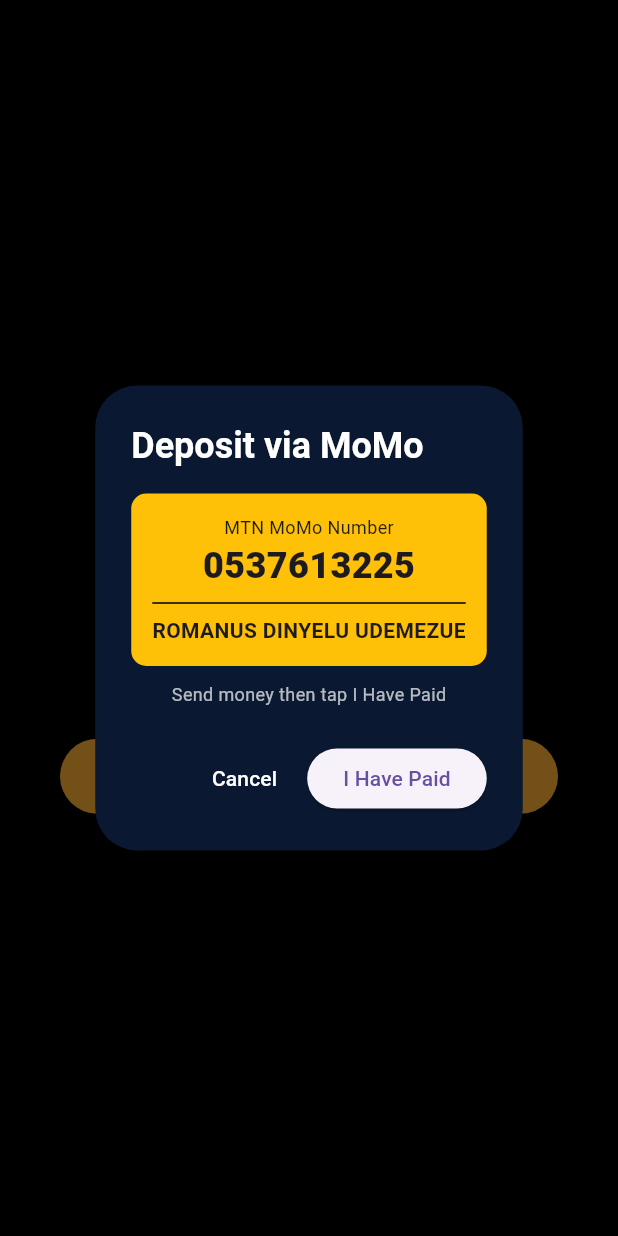
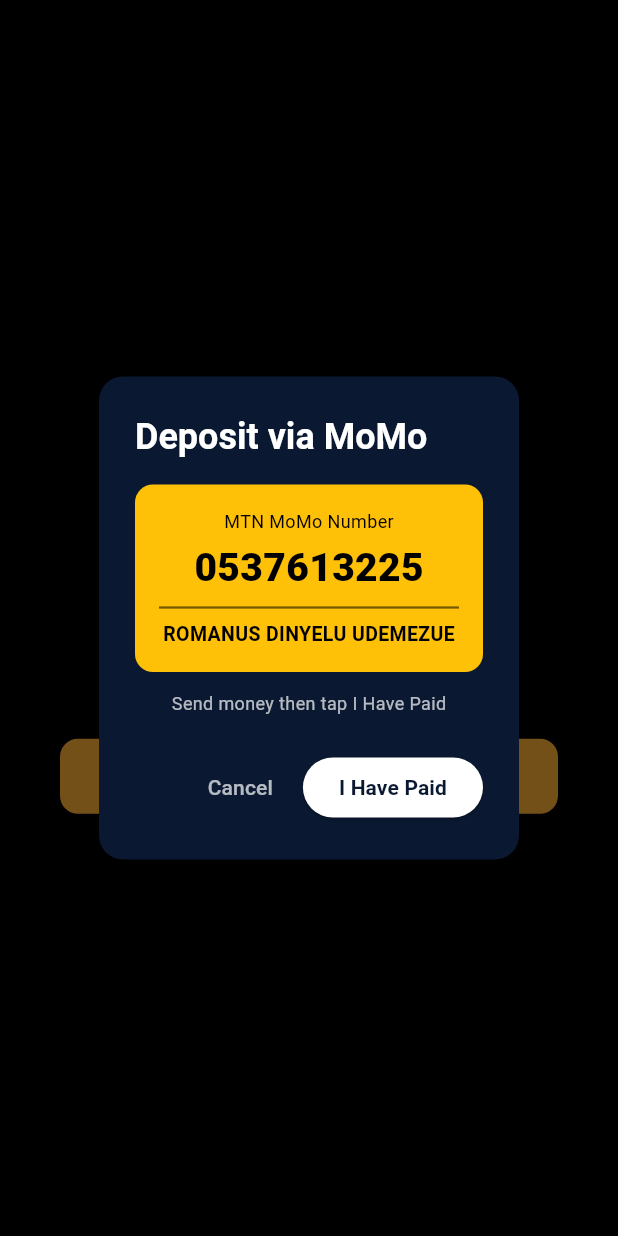
Before and after one commit to linkinglimited5-afk/lambamba-capital, a Flutter app: the screen it shows after launch, after a tap on "INVEST NOW", on a phone screen of 412 x 824 dp. Run offline on Flutter 3.47's test engine with Material 3 defaults, Android fonts, the phone set to English and light mode, and no system bars.

Commit message:
Update main.dart

```diff
--- a/lib/main.dart
+++ b/lib/main.dart
@@ -11,29 +11,49 @@ class LambambaApp extends StatelessWidget {
 }
 
 class HomeScreen extends StatelessWidget {
+  Future<void> openWhatsApp(BuildContext context) async {
+    Navigator.pop(context);
+    const phone = '233537613225';
+    const msg = 'Hello Boss, I have paid to 0537613225 (ROMANUS DINYELU UDEMEZUE). Please confirm my investment.';
+
+    final waApp = Uri.parse('whatsapp://send?phone=$phone&text=${Uri.encodeComponent(msg)}');
+    final waWeb = Uri.parse('https://wa.me/$phone?text=${Uri.encodeComponent(msg)}');
+
+    if (await canLaunchUrl(waApp)) {
+      await launchUrl(waApp, mode: LaunchMode.externalApplication);
+    } else if (await canLaunchUrl(waWeb)) {
+      await launchUrl(waWeb, mode: LaunchMode.externalApplication);
+    } else {
+      ScaffoldMessenger.of(context).showSnackBar(
+        SnackBar(content: Text('Please message 0537613225 on WhatsApp manually'), backgroundColor: Color(0xFFFDAF37)),
+      );
+    }
+  }
+
   void showMoMo(BuildContext context) {
     showDialog(context: context, builder: (c) => AlertDialog(
       backgroundColor: Color(0xFF0A1931),
+      shape: RoundedRectangleBorder(borderRadius: BorderRadius.circular(16)),
       title: Text('Deposit via MoMo', style: TextStyle(color: Colors.white, fontWeight: FontWeight.bold)),
       content: Column(mainAxisSize: MainAxisSize.min, children: [
-        Container(padding: EdgeInsets.all(14), decoration: BoxDecoration(color: Color(0xFFFFC107), borderRadius: BorderRadius.circular(10)),
+        Container(padding: EdgeInsets.all(16), decoration: BoxDecoration(color: Color(0xFFFFC107), borderRadius: BorderRadius.circular(12)),
           child: Column(children: [
-            Text('MTN MoMo Number', style: TextStyle(fontSize: 12)),
-            Text('0537613225', style: TextStyle(fontWeight: FontWeight.w900, fontSize: 24)),
-            Divider(color: Colors.black),
-            Text('ROMANUS DINYELU UDEMEZUE', style: TextStyle(fontWeight: FontWeight.bold)),
+            Text('MTN MoMo Number', style: TextStyle(fontSize: 12, color: Colors.black)),
+            SizedBox(height: 4),
+            Text('0537613225', style: TextStyle(fontWeight: FontWeight.w900, fontSize: 26, color: Colors.black)),
+            Divider(color: Colors.black54, thickness: 1.5),
+            Text('ROMANUS DINYELU UDEMEZUE', style: TextStyle(fontWeight: FontWeight.bold, color: Colors.black, fontSize: 13)),
           ])),
-        SizedBox(height: 10),
+        SizedBox(height: 12),
         Text('Send money then tap I Have Paid', style: TextStyle(color: Colors.white70, fontSize: 12)),
       ]),
       actions: [
-        TextButton(onPressed: ()=> Navigator.pop(c), child: Text('Cancel', style: TextStyle(color: Colors.white))),
+        TextButton(onPressed: ()=> Navigator.pop(c), child: Text('Cancel', style: TextStyle(color: Colors.white70))),
         ElevatedButton(
-          onPressed: () async {
-            final url = Uri.parse('https://wa.me/233537613225?text=Hello%20I%20paid%20to%200537613225');
-            if(await canLaunchUrl(url)){ await launchUrl(url, mode: LaunchMode.externalApplication); }
-          },
-          child: Text('I Have Paid')),
+          style: ElevatedButton.styleFrom(backgroundColor: Colors.white, foregroundColor: Color(0xFF0A1931), shape: StadiumBorder()),
+          onPressed: () => openWhatsApp(c),
+          child: Text('I Have Paid', style: TextStyle(fontWeight: FontWeight.bold)),
+        ),
       ],
     ));
   }
@@ -42,7 +62,7 @@ class HomeScreen extends StatelessWidget {
   Widget build(BuildContext context) {
     return Scaffold(backgroundColor: Colors.black,
       body: Center(child: Column(mainAxisAlignment: MainAxisAlignment.center, children: [
-        Container(width: 100, height: 100, decoration: BoxDecoration(color: Color(0xFFFDAF37), shape: BoxShape.circle), child: Center(child: Text('LC', style: TextStyle(fontSize: 40, fontWeight: FontWeight.bold)))),
+        Container(width: 100, height: 100, decoration: BoxDecoration(color: Color(0xFFFDAF37), shape: BoxShape.circle), child: Center(child: Text('LC', style: TextStyle(fontSize: 40, fontWeight: FontWeight.bold, color: Colors.black)))),
         SizedBox(height: 15),
         Text('LAMBAMBA CAPITAL', style: TextStyle(color: Color(0xFFFDAF37), fontSize: 22, fontWeight: FontWeight.bold)),
         SizedBox(height: 5),
@@ -50,9 +70,9 @@ class HomeScreen extends StatelessWidget {
         SizedBox(height: 40),
         Padding(padding: EdgeInsets.symmetric(horizontal: 40),
           child: ElevatedButton(
-            style: ElevatedButton.styleFrom(backgroundColor: Color(0xFFFDAF37), foregroundColor: Colors.black, minimumSize: Size(double.infinity, 50)),
+            style: ElevatedButton.styleFrom(backgroundColor: Color(0xFFFDAF37), foregroundColor: Colors.black, minimumSize: Size(double.infinity, 50), shape: RoundedRectangleBorder(borderRadius: BorderRadius.circular(12))),
             onPressed: ()=> showMoMo(context),
-            child: Text('INVEST NOW', style: TextStyle(fontWeight: FontWeight.bold)),
+            child: Text('INVEST NOW', style: TextStyle(fontWeight: FontWeight.bold, fontSize: 16)),
           )),
       ])),
     );
```
